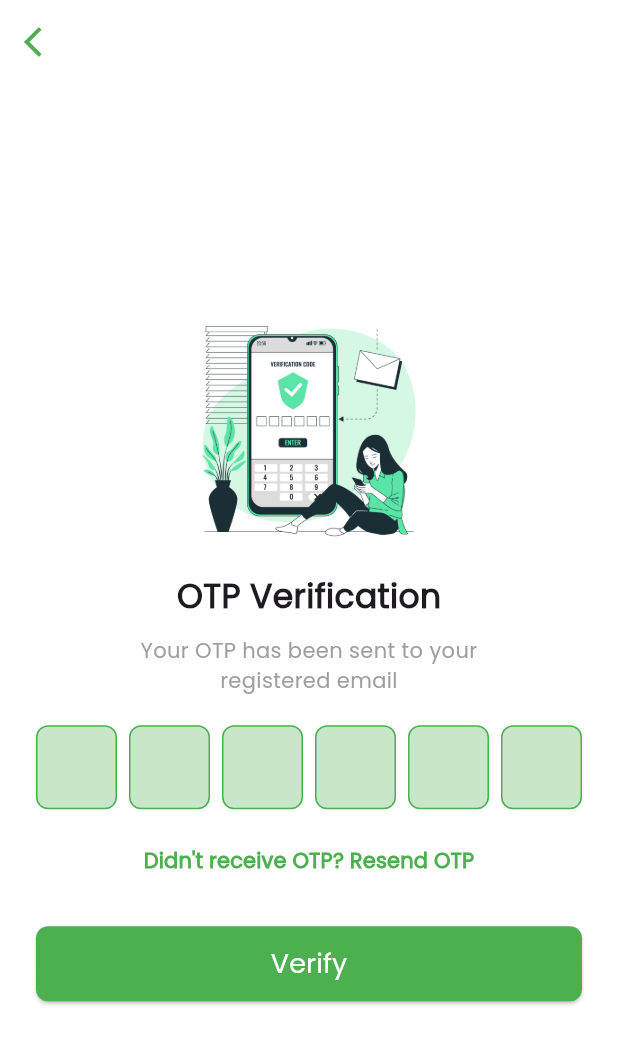
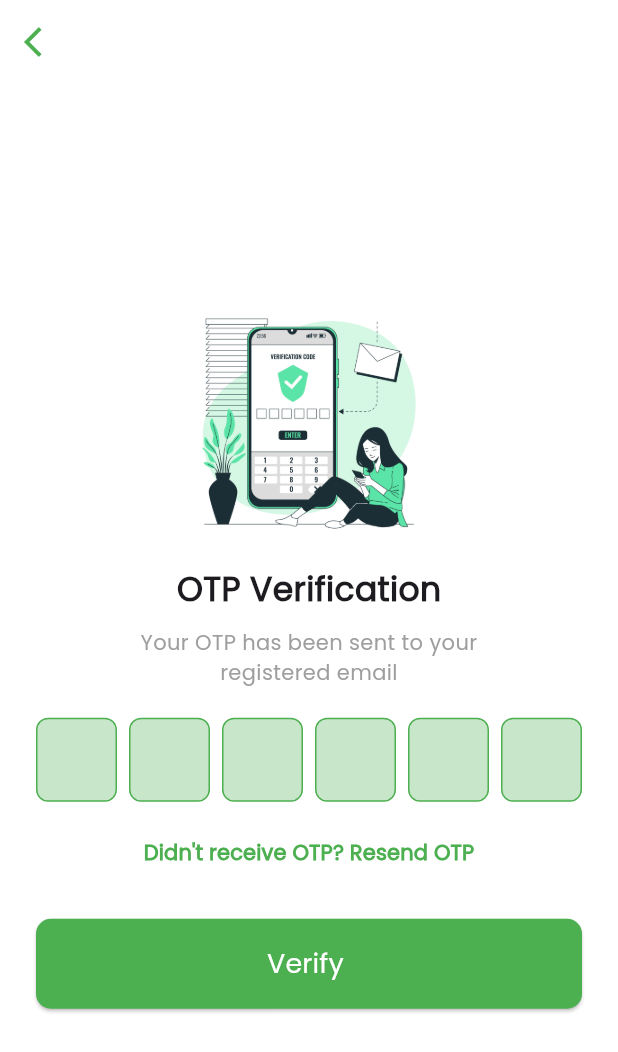
Before and after one commit to Ap00rvx/CartVeg, a Flutter app: the OtpVerificationScreen screen opened by its route, on a phone screen of 412 x 824 dp. Shown: the top 1052 px of the screen. Run offline on Flutter 3.47's test engine with Material 3 defaults, Android fonts, the phone set to English and light mode, and no system bars; drawn by our look-alikes of pinput; our stand-ins replace bloc, dio, email_validator, firebase_messaging, flutter_bloc, flutter_local_notifications and 5 more; accounts and stored records are empty.

Commit message:
authentication module completed

```diff
--- a/lib/bloc/auth/authentication_bloc_event.dart
+++ b/lib/bloc/auth/authentication_bloc_event.dart
@@ -14,3 +14,18 @@ class VerifyOtpEvent extends AuthenticationBlocEvent {
   final String email;
   VerifyOtpEvent(this.otp, this.email);
 }
+
+
+class SaveUserDetailsEvent extends AuthenticationBlocEvent {
+  final String name;
+  final String email ;
+  final String phone ;
+
+  SaveUserDetailsEvent(this.name, this.email, this.phone);
+}
+
+class VerifyTokenEvent extends AuthenticationBlocEvent {
+
+
+  VerifyTokenEvent();
+}
--- a/lib/bloc/auth/authentication_bloc_state.dart
+++ b/lib/bloc/auth/authentication_bloc_state.dart
@@ -19,8 +19,16 @@ final class VerifyOtpSuccess extends AuthenticationBlocState {
   VerifyOtpSuccess(this.response);
 }
 
+final class SaveUserDetailsSuccess extends AuthenticationBlocState {}
+
 final class AuthenticationBlocFailure extends AuthenticationBlocState {
   final String errorMessage;
 
   AuthenticationBlocFailure(this.errorMessage);
 }
+
+final class VerifyTokenSuccess extends AuthenticationBlocState {
+  final bool response;
+
+  VerifyTokenSuccess(this.response);
+}
--- a/lib/config/router/app_router.dart
+++ b/lib/config/router/app_router.dart
@@ -1,13 +1,20 @@
 import 'package:cart_veg/config/router/route_names.dart';
 import 'package:cart_veg/pages/auth/auth_page.dart';
+import 'package:cart_veg/pages/auth/user_details_page.dart';
 import 'package:cart_veg/pages/auth/verify_otp_page.dart';
+import 'package:cart_veg/pages/home/home_page.dart';
+import 'package:cart_veg/widgets/authentication_validation.dart';
 import 'package:flutter/material.dart';
 import 'package:go_router/go_router.dart';
 
 final GoRouter appRouter = GoRouter(
-  initialLocation: Routes.auth,
+  initialLocation: Routes.initial,
   routes: [
-    GoRoute(path: Routes.auth,pageBuilder: (context, state) => const MaterialPage(child: AuthPage())),
+    GoRoute(path: Routes.initial,
+        pageBuilder: (context, state) => const MaterialPage(child: AuthenticationValidation())),
+    GoRoute(
+        path: Routes.auth,
+        pageBuilder: (context, state) => const MaterialPage(child: AuthPage())),
     GoRoute(
       path: Routes.otpVerify, // Define the OTP route
       pageBuilder: (context, state) {
@@ -15,6 +22,16 @@ final GoRouter appRouter = GoRouter(
         return MaterialPage(child: OtpVerificationScreen(email: email));
       },
     ),
-
+    GoRoute(
+        path: Routes.userDetails,
+        pageBuilder: (context, state) {
+          final email = state.uri.queryParameters['email'] ?? '';
+          return  MaterialPage(child: UserDetailsPage(
+            email: email, // Pass the email to UserDetailsPage
+          ));
+        }),
+    GoRoute(
+        path: Routes.home,
+        pageBuilder: (context, state) => const MaterialPage(child: HomePage())),
   ],
 );
--- a/lib/config/router/route_names.dart
+++ b/lib/config/router/route_names.dart
@@ -2,5 +2,6 @@ class Routes{
   static const String auth = '/auth';
   static const String otpVerify = '/otp-verify';
   static const String home = '/home';
-  static const String verifyToken = '/verify-token';
+  static const String userDetails = "/ud";
+  static const String initial = "/init";
 }
--- a/lib/pages/auth/verify_otp_page.dart
+++ b/lib/pages/auth/verify_otp_page.dart
@@ -1,7 +1,11 @@
+import 'package:cart_veg/bloc/auth/authentication_bloc_bloc.dart';
 import 'package:cart_veg/config/router/app_router.dart';
 import 'package:cart_veg/config/router/route_names.dart';
 import 'package:cart_veg/main.dart';
+import 'package:cart_veg/service/local_storage.dart';
+import 'package:cart_veg/widgets/snackbar.dart';
 import 'package:flutter/material.dart';
+import 'package:flutter_bloc/flutter_bloc.dart';
 import 'package:go_router/go_router.dart';
 import 'package:pinput/pinput.dart';
 
@@ -40,7 +44,25 @@ class _OtpVerificationScreenState extends State<OtpVerificationScreen> {
             icon: const Icon(Icons.arrow_back_ios)),
       ),
       backgroundColor: Colors.white,
-      body: Padding(
+      body: BlocListener<AuthenticationBlocBloc, AuthenticationBlocState>(
+        listener: (context, state) async {
+          if (state is VerifyOtpSuccess) {
+            showCustomSnackBar(
+                context, "Success!", "OTP Verified", Colors.green);
+            final user = state.response.data.user;
+            final token = state.response.data.token;
+            await LocalStorageService().saveToken(token);
+            Future.delayed(const Duration(seconds: 2), () {
+              if (user.name == "" || user.phone == "") {
+                context.go(
+                    '${Routes.userDetails}?email=${Uri.encodeComponent(widget.email)}');
+              } else {
+                context.go(Routes.home);
+              }
+            });
+          }
+        },
+        child: Padding(
           padding: const EdgeInsets.symmetric(horizontal: 24.0),
           child: Column(
             mainAxisAlignment: MainAxisAlignment.center,
@@ -77,31 +99,59 @@ class _OtpVerificationScreenState extends State<OtpVerificationScreen> {
                 onPressed: () {},
                 child: const Text(
                   "Didn't receive OTP? Resend OTP",
-                style:
-                    TextStyle(color: Colors.green, fontWeight: FontWeight.bold),
+                  style: TextStyle(
+                      color: Colors.green, fontWeight: FontWeight.bold),
                 ),
               ),
               const SizedBox(height: 20),
               ElevatedButton(
+                style: ElevatedButton.styleFrom(
+                  backgroundColor: context.watch<AuthenticationBlocBloc>().state
+                          is AuthenticationBlocLoading
+                      ? Colors.grey
+                      : Colors.green,
+                  foregroundColor: Colors.white,
+                  shape: RoundedRectangleBorder(
+                    borderRadius: BorderRadius.circular(10),
+                  ),
+                  minimumSize: const Size(double.infinity, 60),
+                ),
                 onPressed: () {
-                if(_otpController.length == 6 ){
-                  final otp = _otpController.text;
-
+                  if (context.read<AuthenticationBlocBloc>().state
+                      is AuthenticationBlocLoading) {
+                    return;
+                  }
+                  if (_otpController.text.isEmpty) {
+                    showCustomSnackBar(
+                        context, "Error!", "Please enter OTP", Colors.red);
+                  }
+                  if (_otpController.text.length == 6) {
+                    context
+                        .read<AuthenticationBlocBloc>()
+                        .add(VerifyOtpEvent(_otpController.text, widget.email));
+                  } else {
+                    showCustomSnackBar(context, "Error!",
+                        "Please enter valid OTP", Colors.red);
                   }
                 },
-              style: ElevatedButton.styleFrom(
-                backgroundColor: Colors.green,
-                minimumSize: Size(double.infinity, 50),
-                shape: RoundedRectangleBorder(
-                  borderRadius: BorderRadius.circular(8),
+                child: BlocBuilder<AuthenticationBlocBloc,
+                    AuthenticationBlocState>(
+                  builder: (context, state) {
+                    if (state is AuthenticationBlocLoading) {
+                      return const CircularProgressIndicator(
+                          color: Colors.white);
+                    }
+                    return const Text(
+                      "Verify ",
+                      style: TextStyle(
+                        fontSize: 18,
                       ),
+                    );
+                  },
                 ),
-              child: Text(
-                "Verify",
-                style: TextStyle(color: Colors.white, fontSize: 18),
+              )
+            ],
           ),
-            ),
-          ],
         ),
       ),
     );
--- /dev/null
+++ b/lib/service/local_storage.dart
@@ -0,0 +1,13 @@
+import 'package:flutter_secure_storage/flutter_secure_storage.dart';
+
+class LocalStorageService {
+  final _storage = const FlutterSecureStorage();
+  static String TOKEN_KEY = "user_token_ffa";
+  Future<void> saveToken(String token) async {
+    await _storage.write(key: TOKEN_KEY, value: token);
+  }
+  Future<String> getToken() async {
+    return await _storage.read(key: TOKEN_KEY) ?? "";
+  }
+
+}
--- a/pubspec.yaml
+++ b/pubspec.yaml
@@ -45,6 +45,8 @@ dependencies:
   flutter_local_notifications: ^18.0.1
   email_validator: ^3.0.0
   pinput: ^5.0.1
+  jwt_decoder: ^2.0.1
+  flutter_secure_storage: ^9.2.4
   get: ^4.7.2
 
 dev_dependencies:
```
Also changed, not shown: lib/bloc/auth/authentication_bloc_bloc.dart (+29 -0 lines), lib/model/verify_otp_model.dart (+24 -0 lines), lib/pages/auth/user_details_page.dart (+189 -0 lines), lib/pages/home/home_page.dart (added, +15 -0 lines), lib/service/authentication_service.dart (+62 -37 lines), lib/widgets/authentication_validation.dart (added, +83 -0 lines), pubspec.lock. Lines whose indentation alone changed are shown as unchanged.
